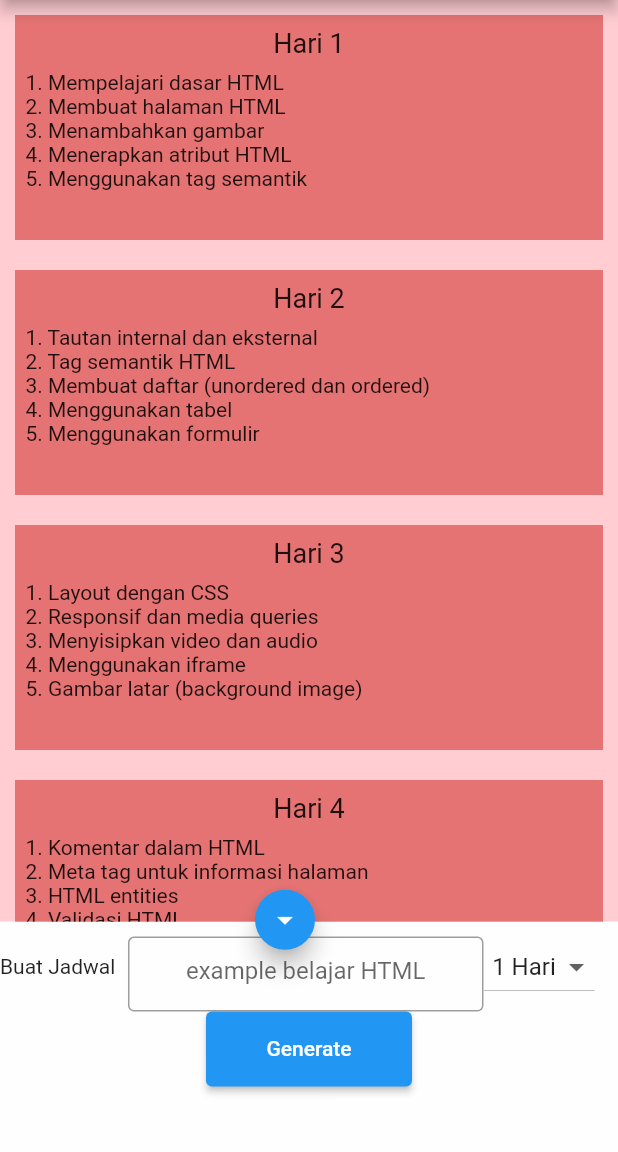
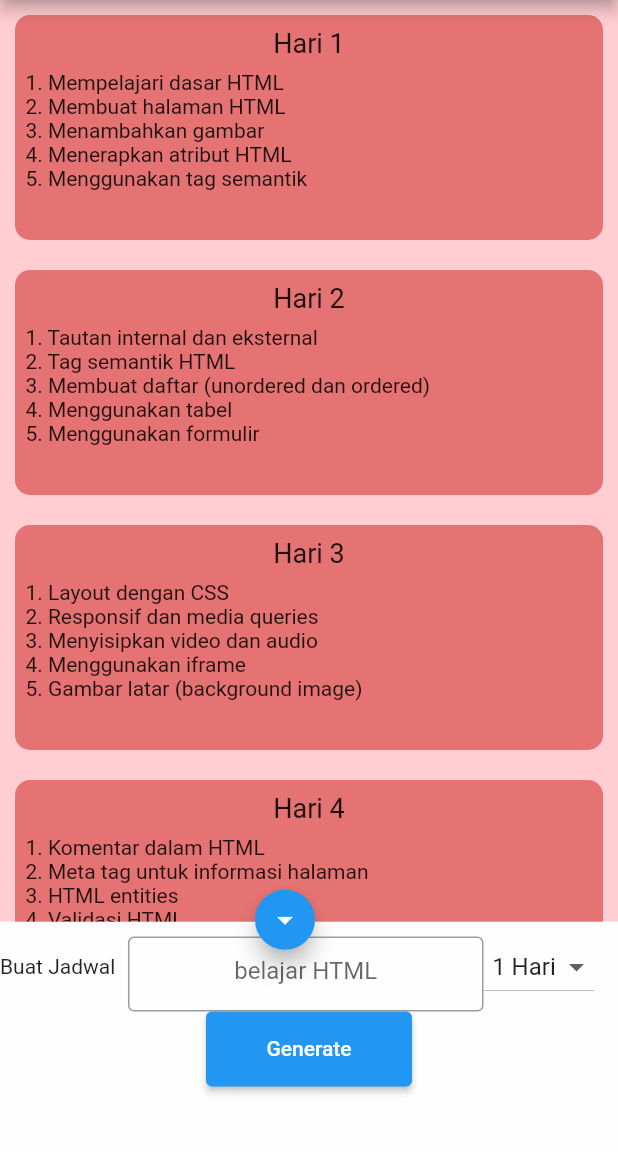
Before and after one commit to TwinsV/sevima-schedulemaker, a Flutter app: the screen it shows after launch, on a phone screen of 412 x 824 dp, the part 84-1236 px from its top. Run offline on Flutter 3.47's test engine with Material 2 defaults, Android fonts, the phone set to English and light mode, and no system bars; our stand-ins replace flutter_dotenv.

Commit message:
Memperbaiki dan membuat loading menu

```diff
--- a/lib/main.dart
+++ b/lib/main.dart
@@ -43,14 +43,21 @@
   static const List<String> _days = ['1','3','5','7'];
   final TextEditingController _inputController = TextEditingController();
   List<FileSystemEntity> file = [];
-  FocusNode _inputFocus = FocusNode();
+  final FocusNode _inputFocus = FocusNode();
   bool _showMenu = true;
+  bool _loading = false;
   String _selectedDay = '1';
   var jadwal = {};
 
 
 
   createSchedule() async{
+    setState(() {
+      _inputFocus.unfocus();
+      _showMenu = false;
+      _loading = true;
+    });
+    try{
   final response = await http.post(
       Uri.parse('https://api.openai.com/v1/completions'),
       headers: {
@@ -81,14 +88,21 @@
         }
           );
       }
+    }else{
+      jadwal = jadwal_temp;
     }
-    debugPrint(jadwal.toString());
-    debugPrint(jadwal.length.toString());
     setState(() {
       jadwal;
       _inputController.text = '';
-      _showMenu = false;
+      _loading = false;
+      _write(json.encode(jadwal), 'jadwal');
     });
+    }catch(e){
+      setState(() {
+        _loading = false;
+        _showToast(context, 'Terjadi Masalah Cek Koneksi Internet lalu Coba Lagi!', 50);
+      });
+    }
   }
    _read(String fileName) async {
     try {
@@ -130,6 +144,21 @@
     }
   }
 
+
+
+  void _showToast(BuildContext context, String text, var margin) {
+    final scaffold = ScaffoldMessenger.of(context);
+    scaffold.showSnackBar(
+      SnackBar(
+        behavior: SnackBarBehavior.floating,
+        backgroundColor: Colors.red,
+        margin: EdgeInsets.only(bottom: margin),
+        content: Text(text, textAlign: TextAlign.center,),
+      ),
+    );
+  }
+
+
   @protected
   void initState() {
     super.initState();
@@ -169,14 +198,17 @@
                     margin: const EdgeInsets.all(10),
                     height: 150,
                     width: maxW - 20,
-                    color: Colors.red.shade300,
+                    decoration: BoxDecoration(
+                      borderRadius: BorderRadius.circular(10),
+                      color: Colors.red.shade300,
+                    ),
                     child: Column(
                       children: [
                         Align(
                           alignment: Alignment.topCenter,
                           child: Container(
-                            margin: EdgeInsets.all(8),
-                            child: Text('${title}', style: TextStyle(fontSize: 18),))),
+                            margin: const EdgeInsets.all(8),
+                            child: Text('$title', style: TextStyle(fontSize: 18),))),
                         Column(
                           children: List.generate(values.length, ((index2) {
                           final number = (index2+1).toString();
@@ -214,8 +246,8 @@
                             focusNode: _inputFocus,
                             textAlign: TextAlign.center,
                             decoration: const InputDecoration(
-                              hintText: "example belajar HTML",
-                              border: const OutlineInputBorder()
+                              hintText: "belajar HTML",
+                              border:  OutlineInputBorder()
                              ),
                              onEditingComplete: ((){
                               setState(() {
@@ -271,6 +303,12 @@
               ) : Container()
         ],
         ),
+        _loading ? Container(
+          width: maxW,
+          height: maxH,
+          color: Colors.red.shade700,
+          child: Center(child: Text("Loading...", style: TextStyle(fontSize: 18),)),
+        ) : Container()
         ]
       ),
       floatingActionButton: Align(
--- a/pubspec.yaml
+++ b/pubspec.yaml
@@ -34,9 +34,9 @@ dependencies:
   # The following adds the Cupertino Icons font to your application.
   # Use with the CupertinoIcons class for iOS style icons.
   cupertino_icons: ^1.0.2
+  path_provider: ^1.6.27
   flutter_dotenv: ^5.1.0
   http: ">=0.13.5 <2.0.0"
-  path_provider: ^1.6.27
 
 dev_dependencies:
   flutter_test:
```
